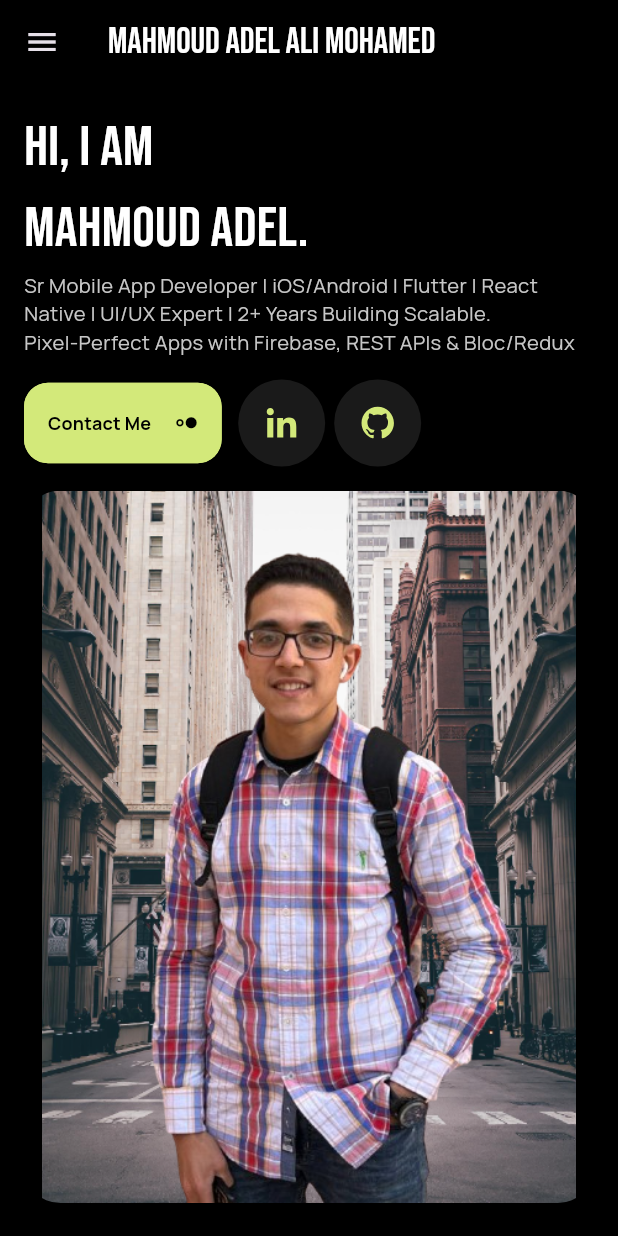
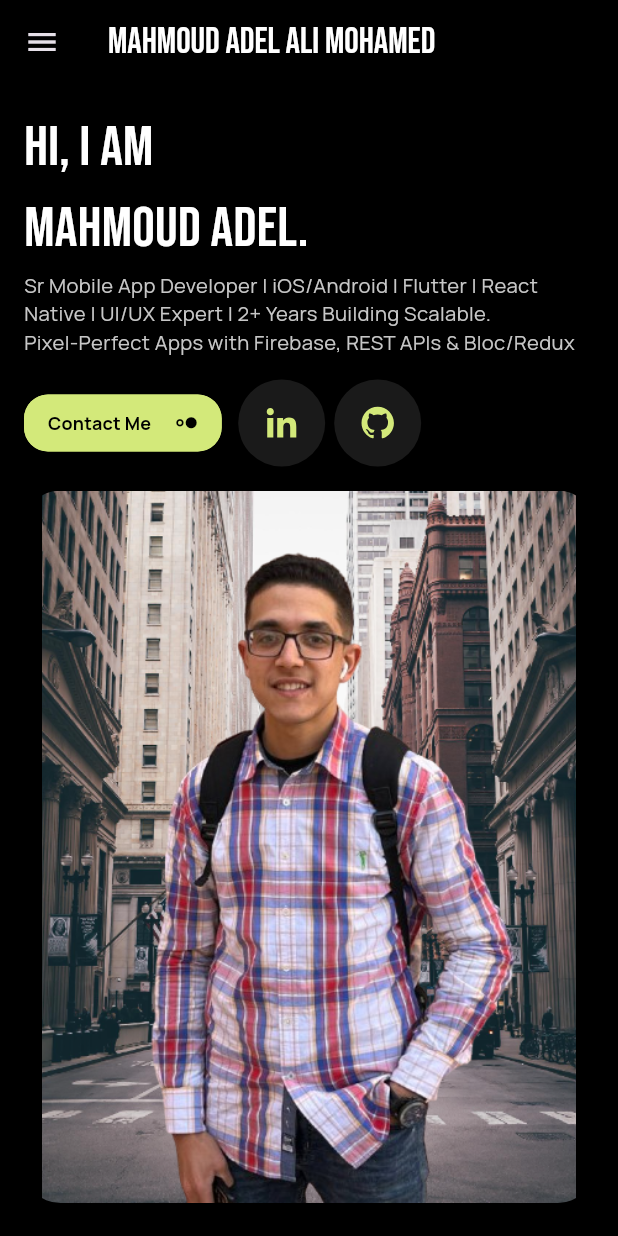
Before and after one commit to Mahmoud-Adel-Ali/My_Portfolio, a Flutter app: the screen it shows after launch, on a phone screen of 412 x 824 dp. Run offline on Flutter 3.47's test engine with Material 3 defaults, Android fonts, the phone set to English and light mode, and no system bars; our stand-ins replace bloc, flutter_bloc, flutter_svg; missing offline and left inert: mailer.

Commit message:
Change My Resume Link & Refactor Custom Button

```diff
--- a/lib/constants.dart
+++ b/lib/constants.dart
@@ -8,5 +8,5 @@ abstract class Constants {
   static const String facebookUrl =
       "https://www.facebook.com/profile.php?id=100035383894778";
   static const String resumeUrl =
-      "https://sohagedu-my.sharepoint.com/:w:/g/personal/mahmoud2100062_fci_sohag_edu_eg/EYZ4ECvgto9Bje6ALjEKNDUBTXh4PXXBIyJ1QS56gk476g";
+      "https://docs.google.com/document/d/1EtIy3I7J6IlfWPkcI456voSqIjcXYi5M/edit?usp=sharing&ouid=117337474611787358178&rtpof=true&sd=true";
 }
--- a/lib/core/widgets/custom_button.dart
+++ b/lib/core/widgets/custom_button.dart
@@ -18,7 +18,7 @@ class CustomButton extends StatelessWidget {
     return MaterialButton(
       onPressed: onPressed,
       color: AppColors.main,
-      height: MediaQuery.sizeOf(context).height * 0.065,
+      height: MediaQuery.sizeOf(context).height * 0.046,
       shape: RoundedRectangleBorder(
         borderRadius: BorderRadius.circular(16),
         side: const BorderSide(color: AppColors.main),
```
Also changed, not shown: 4 other files.
